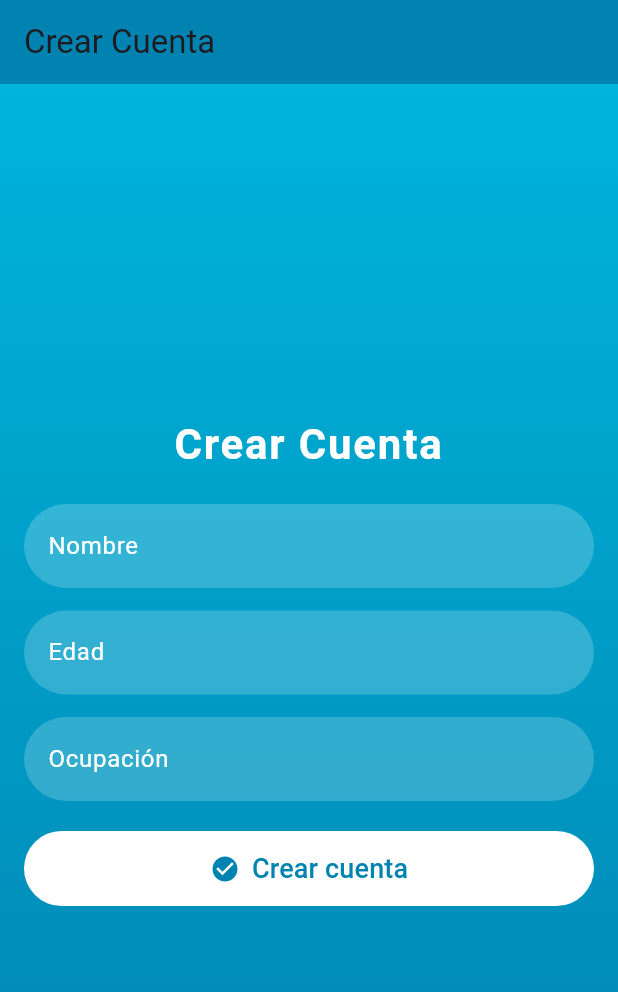
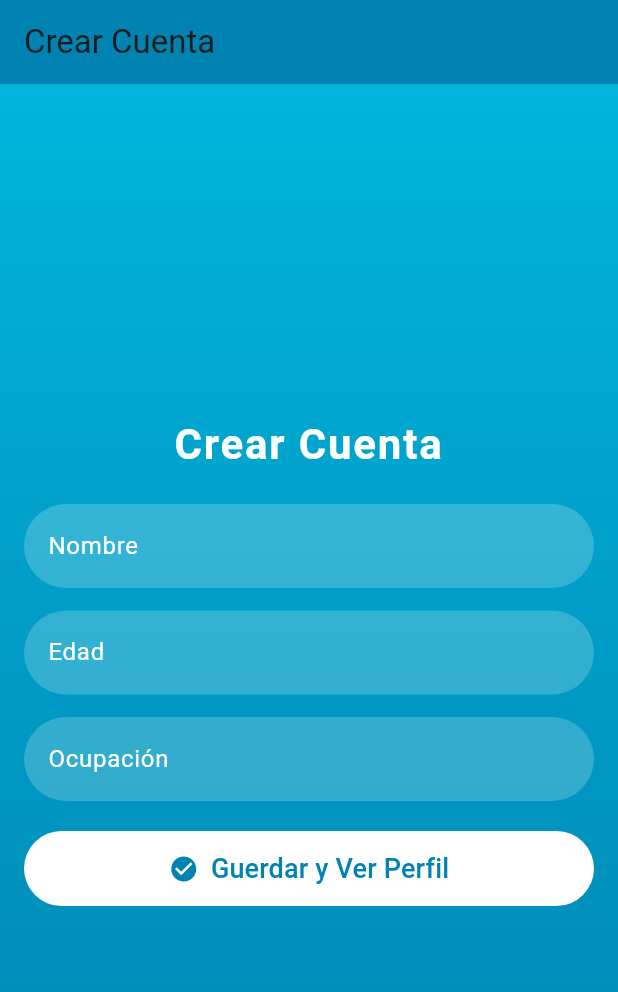
Before and after one commit to CristianRC03/UserAppFlutter, a Flutter app: the CrearCuenta screen opened by its route, on a phone screen of 412 x 824 dp. Shown: the top 992 px of the screen. Run offline on Flutter 3.47's test engine with Material 3 defaults, Android fonts, the phone set to English and light mode, and no system bars; our stand-ins replace go_router.

Commit message:
Replace text create

```diff
--- a/lib/presentation/screens/crear_cuenta/crear_cuenta.dart
+++ b/lib/presentation/screens/crear_cuenta/crear_cuenta.dart
@@ -124,7 +124,7 @@ class _CrearCuentaState extends State<CrearCuenta> {
                     },
                     icon: const Icon(Icons.check_circle, size: 20),
                     label: const Text(
-                      'Crear cuenta',
+                      'Guerdar y Ver Perfil',
                       style: TextStyle(fontSize: 18),
                     ),
                     style: FilledButton.styleFrom(
```
